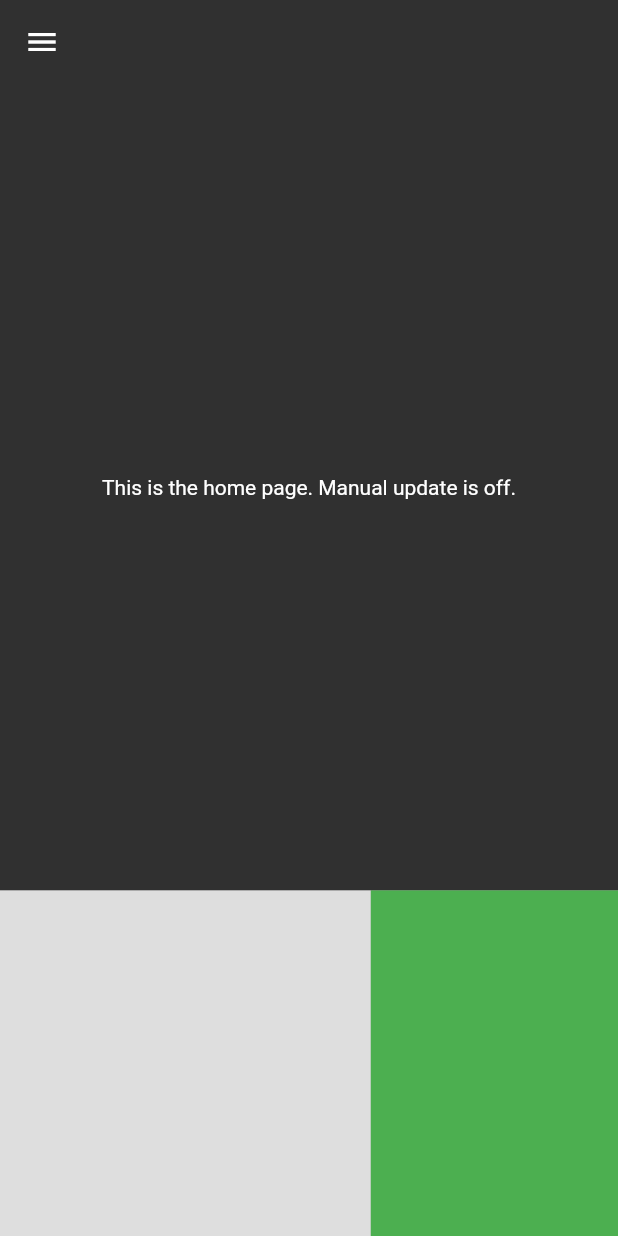
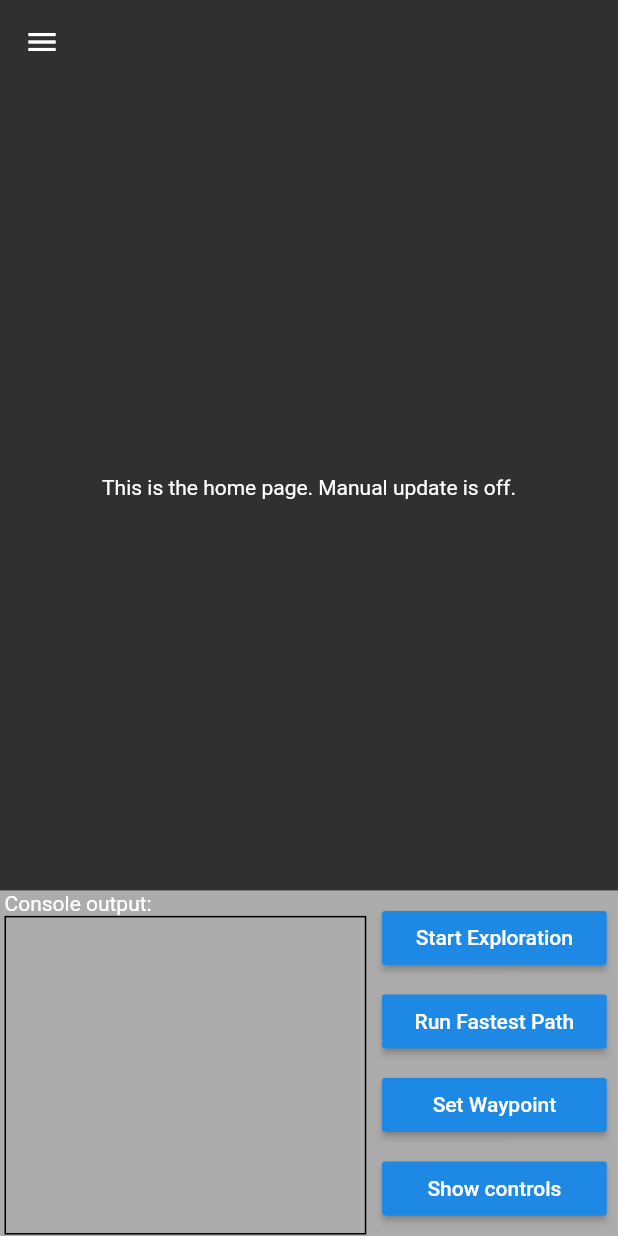
Before and after one commit to ngljie97/ay2021mdp_grp5, a Flutter app: the screen it shows after launch, on a phone screen of 412 x 824 dp. Run offline on Flutter 3.47's test engine with Material 2 defaults, Android fonts, the phone set to English and light mode, and no system bars; our stand-ins replace flutter_bluetooth_serial, shared_preferences.

Commit message:
New feature updated. 1. Updated main.dart. 2. Added Console output text area. 2. Added buttons for basic operations.

```diff
--- a/android_remote/lib/globals.dart
+++ b/android_remote/lib/globals.dart
@@ -4,3 +4,5 @@ import 'package:flutter_bluetooth_serial/flutter_bluetooth_serial.dart';
 
 bool updateMode = false;
 BluetoothDevice selectedDevice;
+List<String> strArr = [];
+bool controlMode = true;
--- a/android_remote/lib/main.dart
+++ b/android_remote/lib/main.dart
@@ -1,3 +1,5 @@
+import 'dart:ui';
+
 import 'package:android_remote/pages/ChatPage.dart';
 import 'package:android_remote/pages/bluetooth_connection.dart';
 import 'package:flutter/material.dart';
@@ -150,17 +152,25 @@ class _MyHomePageState extends State<MyHomePage> {
             ],
           ),
         ),
-        body: Center(child: _buildBody(context)),
+        body: Column(
+          mainAxisAlignment: MainAxisAlignment.spaceEvenly,
+          children: <Widget>[
+            _buildArena(),
+            () {
+              if (globals.controlMode) {
+                return _buildDefaultPanel();
+              } else {
+                return _buildControllerPanel();
+              }
+            } (),
+          ],
+        ),
       ),
     );
   }
-}
 
-Widget _buildBody(BuildContext context) {
-  return Column(
-    mainAxisAlignment: MainAxisAlignment.spaceEvenly,
-    children: <Widget>[
-      Expanded(
+  Widget _buildArena() {
+    return new Expanded(
       flex: 7,
       child: Center(
         child: Text(() {
@@ -171,8 +181,68 @@ Widget _buildBody(BuildContext context) {
           }
         }()),
       ),
+    );
+  }
+
+  Widget _buildControllerPanel() {
+    return new Expanded(
+      flex: 3,
+      child: Row(
+        children: <Widget>[
+          Expanded(
+            flex: 6,
+            child: null,
           ),
           Expanded(
+            flex: 4,
+            child: Container(
+              padding: EdgeInsets.fromLTRB(7.5, 0, 7.5, 0),
+              child: Column(
+                mainAxisAlignment: MainAxisAlignment.spaceEvenly,
+                crossAxisAlignment: CrossAxisAlignment.stretch,
+                children: <Widget>[
+                  RaisedButton(
+                    onPressed: () {},
+                    child: Container(
+                      child: const Text(
+                        'Function 1',
+                        overflow: TextOverflow.ellipsis,
+                      ),
+                    ),
+                  ),
+                  RaisedButton(
+                    onPressed: () {},
+                    child: Container(
+                      child: const Text(
+                        'Function 2',
+                        overflow: TextOverflow.ellipsis,
+                      ),
+                    ),
+                  ),
+                  RaisedButton(
+                    onPressed: () {
+                      setState(() {
+                        globals.controlMode = false;
+                      });
+                    },
+                    child: Container(
+                      child: const Text(
+                        'Hide controls',
+                        overflow: TextOverflow.ellipsis,
+                      ),
+                    ),
+                  ),
+                ],
+              ),
+            ),
+          ),
+        ],
+      ),
+    );
+  }
+
+  Widget _buildDefaultPanel() {
+    return new Expanded(
       flex: 3,
       child: Container(
         child: Center(
@@ -181,13 +251,92 @@ Widget _buildBody(BuildContext context) {
               Expanded(
                 flex: 6,
                 child: Container(
-                    color: Colors.white60,
+                  padding: EdgeInsets.fromLTRB(3, 1, 3, 1),
+                  child: Column(
+                    mainAxisAlignment: MainAxisAlignment.start,
+                    crossAxisAlignment: CrossAxisAlignment.start,
+                    children: <Widget>[
+                      Text(
+                        'Console output:',
+                        textAlign: TextAlign.left,
+                      ),
+                      Expanded(
+                        child: Flex(
+                          direction: Axis.horizontal,
+                          children: [
+                            Expanded(
+                              child: Container(
+                                padding: EdgeInsets.fromLTRB(3, 1, 3, 1),
+                                decoration: BoxDecoration(
+                                  border: Border.all(color: Colors.black),
+                                ),
+                                child: new ListView.builder(
+                                  itemCount: globals.strArr.length,
+                                  itemBuilder:
+                                      (BuildContext context, int index) {
+                                    return new Text(globals.strArr[index]);
+                                  },
+                                ),
+                              ),
+                            ),
+                          ],
+                        ),
+                      ),
+                    ],
+                  ),
                 ),
               ),
               Expanded(
                 flex: 4,
                 child: Container(
-                    color: Colors.green,
+                  padding: EdgeInsets.fromLTRB(7.5, 0, 7.5, 0),
+                  child: Column(
+                    mainAxisAlignment: MainAxisAlignment.spaceEvenly,
+                    crossAxisAlignment: CrossAxisAlignment.stretch,
+                    children: <Widget>[
+                      RaisedButton(
+                        onPressed: () {},
+                        child: Container(
+                          child: const Text(
+                            'Start Exploration',
+                            overflow: TextOverflow.ellipsis,
+                          ),
+                        ),
+                      ),
+                      RaisedButton(
+                        onPressed: () {},
+                        child: Container(
+                          child: const Text(
+                            'Run Fastest Path',
+                            overflow: TextOverflow.ellipsis,
+                          ),
+                        ),
+                      ),
+                      RaisedButton(
+                        onPressed: () {},
+                        child: Container(
+                          child: const Text(
+                            'Set Waypoint',
+                            overflow: TextOverflow.ellipsis,
+                          ),
+                        ),
+                      ),
+                      RaisedButton(
+                        onPressed: () {
+                          setState(() {
+                            globals.controlMode = true;
+                          });
+                          globals.strArr.add('Show controls pressed.');
+                        },
+                        child: Container(
+                          child: const Text(
+                            'Show controls',
+                            overflow: TextOverflow.ellipsis,
+                          ),
+                        ),
+                      ),
+                    ],
+                  ),
                 ),
               ),
             ],
@@ -195,9 +344,8 @@ Widget _buildBody(BuildContext context) {
         ),
         color: Colors.white60,
       ),
-      ),
-    ],
     );
+  }
 }
 
 void _showEditForm(BuildContext context, int i) async {
--- a/android_remote/pubspec.yaml
+++ b/android_remote/pubspec.yaml
@@ -25,6 +25,7 @@ dependencies:
     sdk: flutter
   shared_preferences: ^0.5.12+4
   flutter_bluetooth_serial: ^0.2.2
+  auto_size_text: ^2.1.0
 
   # The following adds the Cupertino Icons font to your application.
   # Use with the CupertinoIcons class for iOS style icons.
```
Also changed, not shown: android_remote/pubspec.lock. Lines whose indentation alone changed are shown as unchanged.
